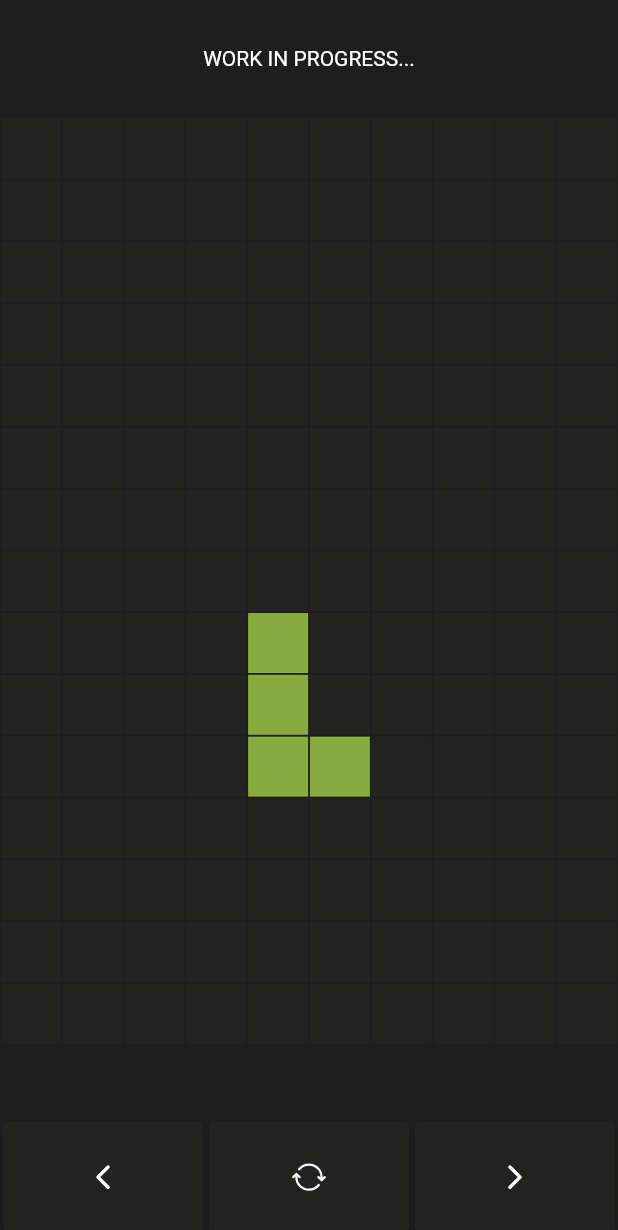
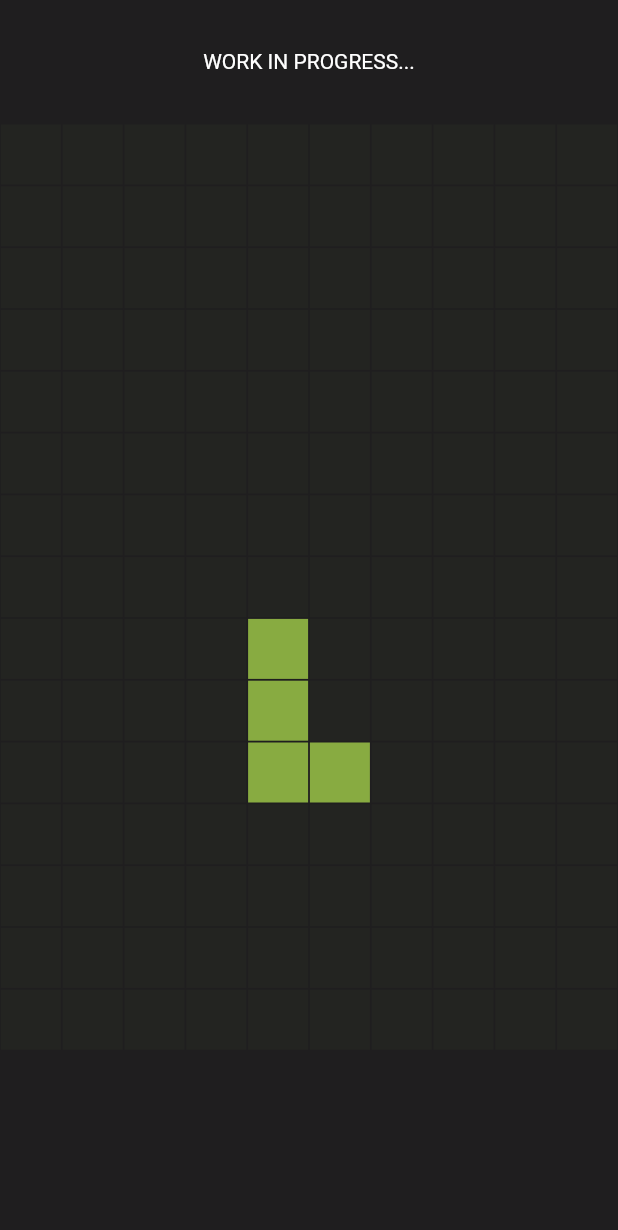
Before and after one commit to RonaldoCMS/it.ronaldocms.tetris, a Flutter app: the screen it shows after launch, on a phone screen of 412 x 824 dp. Shown: the top 1230 px of the screen. Run offline on Flutter 3.47's test engine with Material 2 defaults, Android fonts, the light colour scheme and no system bars; our stand-ins replace bloc, flutter_bloc, ionicons.

Commit message:
adding gesture detector in game

```diff
--- a/lib/app/layout/game/game_layout.dart
+++ b/lib/app/layout/game/game_layout.dart
@@ -5,9 +5,7 @@ import 'package:tetris/utils/colors.dart';
 
 class GameLayout extends StatelessWidget {
   final Widget grid;
-  final Widget panel;
-  const GameLayout({required this.panel, required this.grid, Key? key})
-      : super(key: key);
+  const GameLayout({required this.grid, Key? key}) : super(key: key);
 
   @override
   Widget build(BuildContext context) {
@@ -16,6 +14,7 @@ class GameLayout extends StatelessWidget {
       body: SafeArea(
         child: Center(
           child: Column(
+            mainAxisAlignment: MainAxisAlignment.center,
             children: <Widget>[
               const Expanded(
                 flex: 10,
@@ -26,11 +25,7 @@ class GameLayout extends StatelessWidget {
                   ),
                 ),
               ),
-              Expanded(flex: 85, child: GameGridLayout(content: grid)),
-              Expanded(
-                flex: 10,
-                child: GamePanelLayout(content: panel),
-              ),
+              Expanded(flex: 90, child: GameGridLayout(content: grid)),
             ],
           ),
         ),
--- a/lib/app/view/game/game_view.dart
+++ b/lib/app/view/game/game_view.dart
@@ -1,3 +1,5 @@
+import 'dart:developer';
+
 import 'package:flutter/material.dart';
 import 'package:flutter_bloc/flutter_bloc.dart';
 import 'package:ionicons/ionicons.dart';
@@ -9,37 +11,41 @@ import 'package:tetris/bloc/tetris_bloc.dart';
 import 'package:tetris/model/option_button.dart';
 
 class GameView extends StatelessWidget {
-
   const GameView({Key? key}) : super(key: key);
 
   @override
   Widget build(BuildContext context) {
     context.read<TetrisBloc>().add(TetrisGo());
     return GameLayout(
-      grid: const GameGridView(),
-      panel: GamePanelView(
-        buttons: [
-          ButtonPanel(
-            option: OptionButton(
-              onPressed: () => context.read<TetrisBloc>().add(TetrisMoveLeft()),
-              widget: const Icon(Ionicons.chevron_back),
-            ),
-          ),
-          ButtonPanel(
-            option: OptionButton(
-              onPressed: () => context.read<TetrisBloc>().add(TetrisRotate()),
-              widget: const Icon(Ionicons.sync_outline),
-            ),
-          ),
-          ButtonPanel(
-            option: OptionButton(
-              onPressed: () =>
-                  context.read<TetrisBloc>().add(TetrisMoveRight()),
-              widget: const Icon(Ionicons.chevron_forward),
-            ),
-          ),
-        ],
+      grid: GestureDetector(
+        onTapUp: (details) => onTap(context, details),
+        onPanUpdate: (details) => onPanUpdate(context, details),
+        child: const GameGridView(),
       ),
     );
   }
+
+  void onPanUpdate(BuildContext context, DragUpdateDetails details) {
+    if (details.delta.dx > 0) {
+      context.read<TetrisBloc>().add(TetrisMoveRight());
+    }
+
+    if (details.delta.dx < 0) {
+      context.read<TetrisBloc>().add(TetrisMoveLeft());
+    }
+  }
+
+  void onTap(BuildContext context, TapUpDetails details) {
+    var width = MediaQuery.of(context).size.width;
+    var firstBlock = width / 3;
+    var secondBlock = width / 2;
+    var clickPosition = details.localPosition.dx;
+    if (clickPosition > firstBlock && clickPosition < width - firstBlock) {
+      context.read<TetrisBloc>().add(TetrisRotate());
+    } else if (clickPosition < firstBlock) {
+      context.read<TetrisBloc>().add(TetrisMoveLeft());
+    } else {
+      context.read<TetrisBloc>().add(TetrisMoveRight());
+    }
+  }
 }
```
Also changed, not shown: lib/app/view/game/game_panel_view.dart (+6 -3 lines).
